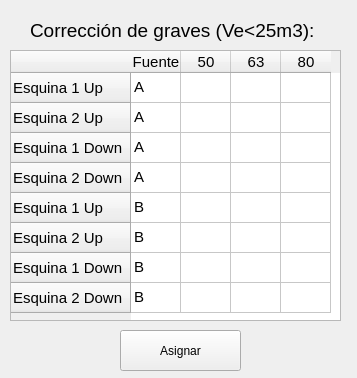
This is Esquinas.ui in lucasfernandezg/gui-pyqt as Qt 5 draws it before an edit. The edited form follows.
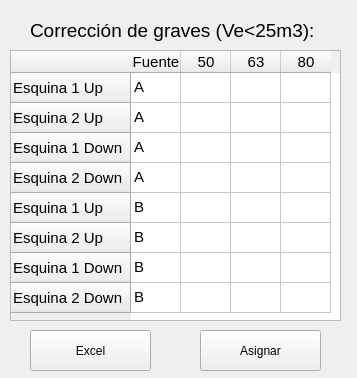
This is the edited form.

Commit message: Crea Excel y lo importa para datos mediciones (solo en unmic)

Patch:
```diff
--- a/Esquinas.ui
+++ b/Esquinas.ui
@@ -178,7 +178,7 @@
   <widget class="QPushButton" name="unMicAsignar">
    <property name="geometry">
     <rect>
-     <x>120</x>
+     <x>200</x>
      <y>330</y>
      <width>121</width>
      <height>41</height>
@@ -188,6 +188,19 @@
     <string>Asignar</string>
    </property>
   </widget>
+  <widget class="QPushButton" name="ExcelButton">
+   <property name="geometry">
+    <rect>
+     <x>30</x>
+     <y>330</y>
+     <width>121</width>
+     <height>41</height>
+    </rect>
+   </property>
+   <property name="text">
+    <string>Excel</string>
+   </property>
+  </widget>
  </widget>
  <resources/>
  <connections/>
```
Left out of the diff: 2 changed lines with no effect on the pictures. The commit also changes 13 other files.
